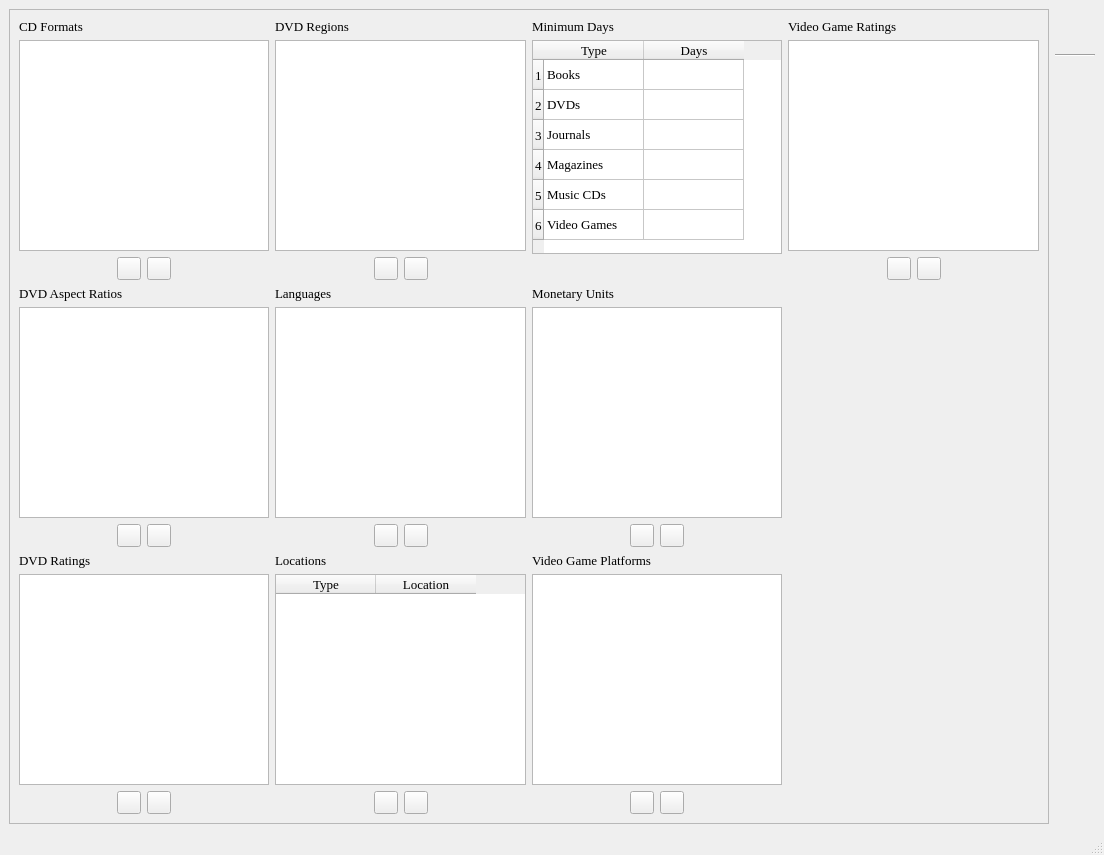
Before: the Qt Designer form dbenumerations.ui in textbrowser/biblioteq, drawn with Qt 5.
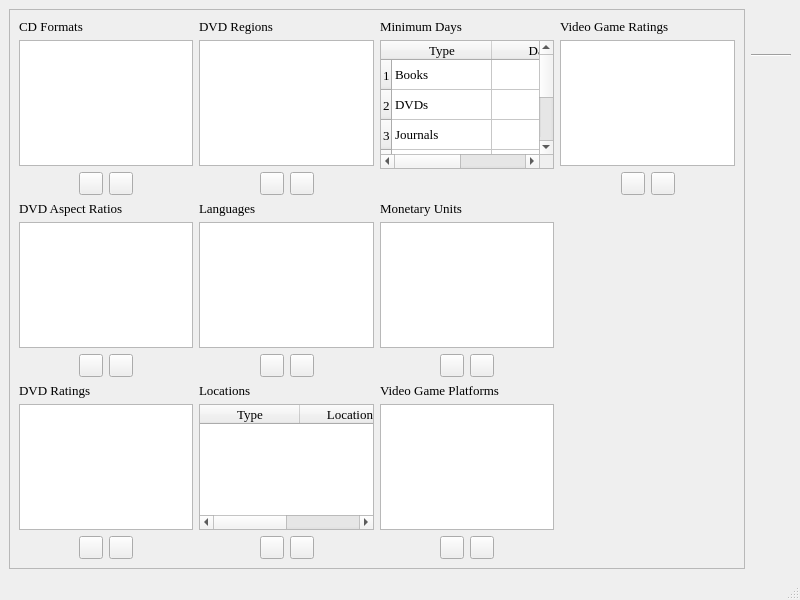
After: the same form once the commit is applied. Icons and pictures are not drawn.

What changed in the file:
```diff
--- a/dbenumerations.ui
+++ b/dbenumerations.ui
@@ -6,8 +6,8 @@
    <rect>
     <x>0</x>
     <y>0</y>
-    <width>1104</width>
-    <height>855</height>
+    <width>800</width>
+    <height>600</height>
    </rect>
   </property>
   <property name="font">
```
